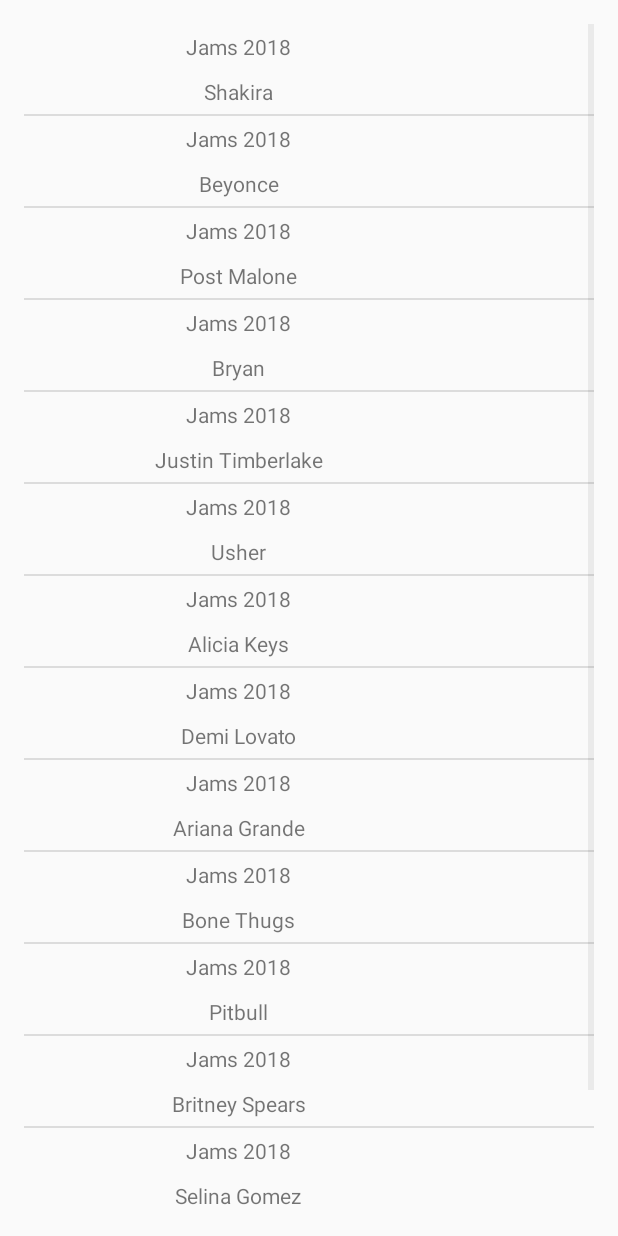
After one commit to JCovarrubias7/MusicAppUdacity, an Android app: the AlbumsActivity screen opened directly, with no data from a screen before it, on a phone screen of 412 x 824 dp. The commit adds this screen. Run offline under Robolectric (Android 15) with nearby library versions, the phone set to English and light mode, and no system bars.

Commit message:
Make necessary files to create albums list on second screen.

```diff
--- a/app/src/main/AndroidManifest.xml
+++ b/app/src/main/AndroidManifest.xml
@@ -16,6 +16,9 @@
                 <category android:name="android.intent.category.LAUNCHER" />
             </intent-filter>
         </activity>
+        <activity
+            android:name=".AlbumsActivity"
+            android:label="@string/category_albums" />
     </application>
 
 </manifest>
--- /dev/null
+++ b/app/src/main/java/com/example/android/musicappudacity/AlbumsActivity.java
@@ -0,0 +1,43 @@
+package com.example.android.musicappudacity;
+
+import android.os.Bundle;
+import android.support.v7.app.AppCompatActivity;
+import android.widget.Adapter;
+import android.widget.ListView;
+
+import java.util.ArrayList;
+
+public class AlbumsActivity extends AppCompatActivity{
+
+    @Override
+    protected void onCreate(Bundle savedInstanceState) {
+        super.onCreate(savedInstanceState);
+        setContentView(R.layout.item_list);
+
+        // Create an array of English words
+        ArrayList<Music> albums = new ArrayList<>();
+        albums.add(new Music("Jams 2018", "Shakira"));
+        albums.add(new Music("Jams 2018", "Beyonce"));
+        albums.add(new Music("Jams 2018", "Post Malone"));
+        albums.add(new Music("Jams 2018", "Bryan"));
+        albums.add(new Music("Jams 2018", "Justin Timberlake"));
+        albums.add(new Music("Jams 2018", "Usher"));
+        albums.add(new Music("Jams 2018", "Alicia Keys"));
+        albums.add(new Music("Jams 2018", "Demi Lovato"));
+        albums.add(new Music("Jams 2018", "Ariana Grande"));
+        albums.add(new Music("Jams 2018", "Bone Thugs"));
+        albums.add(new Music("Jams 2018", "Pitbull"));
+        albums.add(new Music("Jams 2018", "Britney Spears"));
+        albums.add(new Music("Jams 2018", "Selina Gomez"));
+        albums.add(new Music("Jams 2018", "Predro Fernandez"));
+        albums.add(new Music("Jams 2018", "Joan Sebastian"));
+
+
+        MusicAdapter adapter = new MusicAdapter(this, albums);
+
+        ListView listView = (ListView) findViewById(R.id.list);
+
+        listView.setAdapter(adapter);
+
+    }
+}
--- a/app/src/main/java/com/example/android/musicappudacity/MainActivity.java
+++ b/app/src/main/java/com/example/android/musicappudacity/MainActivity.java
@@ -1,13 +1,45 @@
 package com.example.android.musicappudacity;
 
+import android.app.Activity;
+import android.content.Intent;
+import android.os.Bundle;
 import android.support.v7.app.AppCompatActivity;
-import android.os.Bundle;
+import android.view.View;
+import android.widget.TextView;
 
 public class MainActivity extends AppCompatActivity {
 
     @Override
     protected void onCreate(Bundle savedInstanceState) {
         super.onCreate(savedInstanceState);
+
+        // Set the content of the activity to use the activity_main.xml layout file
         setContentView(R.layout.activity_main);
+
+        // Find the View that shows the numbers category
+        TextView albums = (TextView) findViewById(R.id.albums_textview);
+
+        // Set a click listener on that View
+        albums.setOnClickListener(new View.OnClickListener() {
+            // The code in this method will be executed when the numbers View is clicked on.
+            @Override
+            public void onClick(View view) {
+                Intent albumsIntent = new Intent(MainActivity.this, AlbumsActivity.class);
+                startActivity(albumsIntent);
+            }
+        });
+
+        // Find the View that shows the family category
+        TextView songs = (TextView) findViewById(R.id.songs_textview);
+
+        // Set a click listener on that View
+        songs.setOnClickListener(new View.OnClickListener() {
+            // The code in this method will be executed when the family View is clicked on.
+            @Override
+            public void onClick(View view) {
+                Intent songsIntent = new Intent(MainActivity.this, SongsActivity.class);
+                startActivity(songsIntent);
+            }
+        });
     }
 }
--- /dev/null
+++ b/app/src/main/java/com/example/android/musicappudacity/Music.java
@@ -0,0 +1,31 @@
+package com.example.android.musicappudacity;
+
+public class Music {
+
+    /** Set the state of the class */
+
+    // Album name
+    private String mMusicAlbum;
+
+    // Song title
+    private String mMusicSong;
+
+    /** Constructor, used to create the object with the required inputs the caller has to pass in */
+
+    public Music(String album, String song) {
+        mMusicAlbum = album;
+        mMusicSong = song;
+    }
+
+    /** Set methods to get information from this class */
+
+    // Get default translation of the word
+    public String getAlbum() {
+        return mMusicAlbum;
+    }
+
+    // Get Miwork translation of the word
+    public String getSong() {
+        return mMusicSong;
+    }
+}
--- /dev/null
+++ b/app/src/main/java/com/example/android/musicappudacity/MusicAdapter.java
@@ -0,0 +1,51 @@
+package com.example.android.musicappudacity;
+
+import android.app.Activity;
+import android.support.annotation.NonNull;
+import android.view.LayoutInflater;
+import android.view.View;
+import android.view.ViewGroup;
+import android.widget.ArrayAdapter;
+import android.widget.TextView;
+
+import java.util.ArrayList;
+
+public class MusicAdapter extends ArrayAdapter<Music> {
+    public MusicAdapter(Activity context, ArrayList<Music> albums) {
+        // Here, we initialize the ArrayAdapter's internal storage for the context and the list.
+        // the second argument is used when the ArrayAdapter is populating a single TextView.
+        // Because this is a custom adapter for two TextViews and an ImageView, the adapter is not
+        // going to use this second argument, so it can be any value. Here, we used 0.
+        super(context, 0, albums);
+    }
+
+    @NonNull
+    @Override
+    public View getView(int position, View convertView, ViewGroup parent) {
+        // Check if the existing view is being reused, otherwise inflate the view
+        View listItemView = convertView;
+        if(listItemView == null) {
+            listItemView = LayoutInflater.from(getContext()).inflate(
+                    R.layout.adapter_view_layout, parent, false);
+        }
+
+        // Get the {@link AndroidFlavor} object located at this position in the list
+        Music currentAlbum = getItem(position);
+
+        // Find the TextView in the list_item.xml layout with the ID version_name
+        TextView albumTextView = (TextView) listItemView.findViewById(R.id.album_text_view);
+        // Get the version name from the current AndroidFlavor object and
+        // set this text on the name TextView
+        albumTextView.setText(currentAlbum.getAlbum());
+
+        // Find the TextView in the list_item.xml layout with the ID version_number
+        TextView songTextView = (TextView) listItemView.findViewById(R.id.song_text_view);
+        // Get the version number from the current AndroidFlavor object and
+        // set this text on the number TextView
+        songTextView.setText(currentAlbum.getSong());
+
+        // Return the whole list item layout (containing 2 TextViews and an ImageView)
+        // so that it can be shown in the ListView
+        return listItemView;
+    }
+}
--- /dev/null
+++ b/app/src/main/java/com/example/android/musicappudacity/SongsActivity.java
@@ -0,0 +1,4 @@
+package com.example.android.musicappudacity;
+
+public class SongsActivity {
+}
--- /dev/null
+++ b/app/src/main/res/layout/adapter_view_layout.xml
@@ -0,0 +1,43 @@
+<?xml version="1.0" encoding="utf-8"?>
+<LinearLayout xmlns:android="http://schemas.android.com/apk/res/android"
+    xmlns:tools="http://schemas.android.com/tools"
+    android:layout_width="match_parent"
+    android:layout_height="match_parent"
+    android:orientation="horizontal"
+    android:weightSum="100">
+
+    <LinearLayout
+        android:layout_width="match_parent"
+        android:layout_height="wrap_content"
+        android:layout_weight="25"
+        android:orientation="vertical">
+
+        <TextView
+            android:id="@+id/album_text_view"
+            android:layout_width="match_parent"
+            android:layout_height="30dp"
+            android:textAlignment="center"
+            android:gravity="center"
+            tools:text="Album" />
+
+        <TextView
+            android:id="@+id/song_text_view"
+            android:layout_width="match_parent"
+            android:layout_height="30dp"
+            android:textAlignment="center"
+            android:gravity="center"
+            tools:text="Song" />
+
+    </LinearLayout>
+
+    <TextView
+        android:id="@+id/length_of_song"
+        android:layout_width="match_parent"
+        android:layout_height="60dp"
+        android:layout_weight="75"
+        android:gravity="center"
+        android:textAlignment="center"
+        tools:text="#:##" />
+
+
+</LinearLayout>
--- /dev/null
+++ b/app/src/main/res/layout/item_list.xml
@@ -0,0 +1,10 @@
+<?xml version="1.0" encoding="utf-8"?>
+<ListView xmlns:android="http://schemas.android.com/apk/res/android"
+    android:id="@+id/list"
+    android:orientation="vertical"
+    android:layout_width="match_parent"
+    android:layout_height="match_parent"
+    android:paddingBottom="@dimen/activity_vertical_margin"
+    android:paddingLeft="@dimen/activity_horizontal_margin"
+    android:paddingRight="@dimen/activity_horizontal_margin"
+    android:paddingTop="@dimen/activity_vertical_margin"/>
```
Also changed, not shown: 2 other files.
